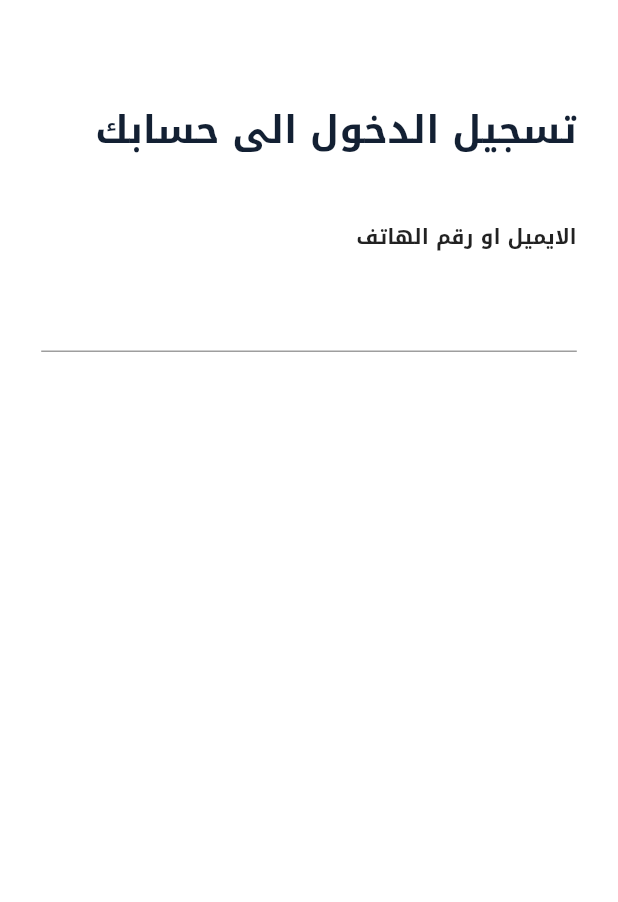
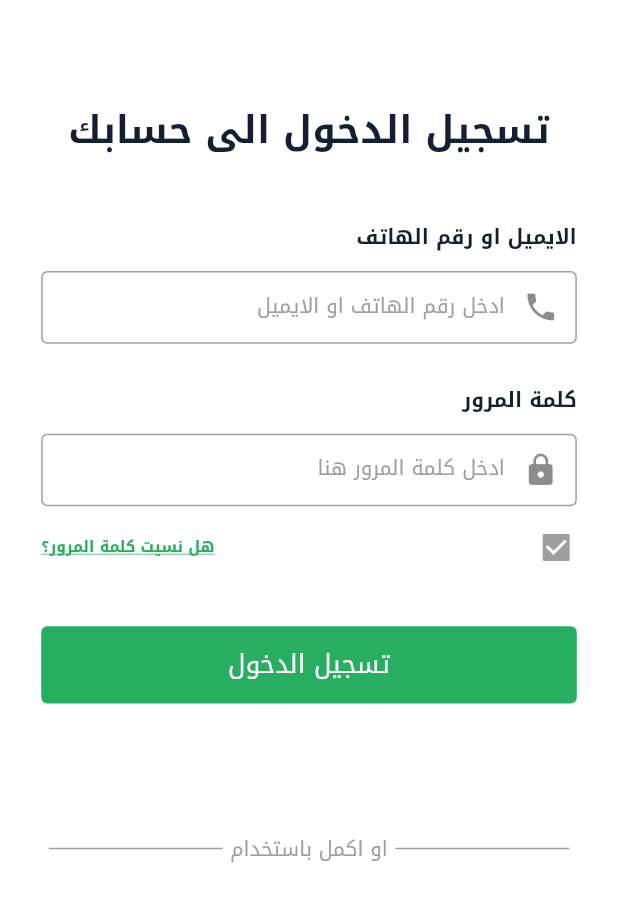
Before and after one commit to mohamedelbaz50/Harith_app, a Flutter app: the screen it shows after launch, on a phone screen of 412 x 824 dp. Shown: the top 902 px of the screen. Run offline on Flutter 3.47's test engine with Material 2 defaults, Android fonts, the phone set to English and light mode, and no system bars; our stand-ins replace flutter_screenutil, hexcolor.

Commit message:
login screen #2

```diff
--- a/lib/Core/Themes/light_theme.dart
+++ b/lib/Core/Themes/light_theme.dart
@@ -15,6 +15,7 @@ ThemeData lightTheme = ThemeData(
     primaryColor: HexColor("#27AE61"),
     fontFamily: "Droid Arabic",
     textTheme: TextTheme(
+        bodyText2: TextStyle(fontSize: 12.sp, color: Colors.grey),
         bodyText1: TextStyle(
             fontSize: 12.sp,
             fontWeight: FontWeight.bold,
--- a/lib/Features/Auth/Presentation/Pages/Login_Screen/login_screen.dart
+++ b/lib/Features/Auth/Presentation/Pages/Login_Screen/login_screen.dart
@@ -1,11 +1,16 @@
 import 'package:flutter/material.dart';
 import 'package:flutter_screenutil/flutter_screenutil.dart';
+import 'package:harith_app/Features/Auth/Presentation/Widgets/default_button.dart';
+import 'package:harith_app/Features/Auth/Presentation/Widgets/default_form_field.dart';
 
 class LoginScreen extends StatelessWidget {
   var formKey = GlobalKey<FormState>();
+  var emailOrPhoneController = TextEditingController();
+  var passwordController = TextEditingController();
   @override
   Widget build(BuildContext context) {
     double width = MediaQuery.of(context).size.width;
+    double height = MediaQuery.of(context).size.height;
     return Scaffold(
       body: SingleChildScrollView(
         child: Form(
@@ -14,7 +19,6 @@ class LoginScreen extends StatelessWidget {
             padding: EdgeInsets.all(width / 15),
             child: Center(
               child: Column(
-                crossAxisAlignment: CrossAxisAlignment.end,
                 children: [
                   SizedBox(
                     height: 30.h,
@@ -26,15 +30,93 @@ class LoginScreen extends StatelessWidget {
                   SizedBox(
                     height: 28.h,
                   ),
+                  Column(
+                    crossAxisAlignment: CrossAxisAlignment.start,
+                    children: [
                       Text(
                         "الايميل او رقم الهاتف",
-                    style:
-                        TextStyle(fontSize: 12.sp, fontWeight: FontWeight.bold),
+                        style: Theme.of(context).textTheme.bodyText1,
                       ),
                       const SizedBox(
                         height: 10,
                       ),
-                  TextFormField()
+                      defaultFormField(
+                          context: context,
+                          prefixIcon: Icons.phone,
+                          height: height,
+                          controller: emailOrPhoneController,
+                          inputType: TextInputType.emailAddress,
+                          hintText: "ادخل رقم الهاتف او الايميل"),
+                      SizedBox(
+                        height: 20.h,
+                      ),
+                      Text(
+                        "كلمة المرور",
+                        style: Theme.of(context).textTheme.bodyText1,
+                      ),
+                      const SizedBox(
+                        height: 10,
+                      ),
+                      defaultFormField(
+                          context: context,
+                          prefixIcon: Icons.lock,
+                          height: height,
+                          controller: passwordController,
+                          inputType: TextInputType.text,
+                          hintText: "ادخل كلمة المرور هنا"),
+                      Row(
+                        children: [
+                          Container(
+                              width: width / 15,
+                              height: height / 15,
+                              child: Checkbox(
+                                  activeColor: Colors.grey,
+                                  checkColor: Colors.white,
+                                  value: true,
+                                  onChanged: (value) {})),
+                          const Spacer(),
+                          Text(
+                            "هل نسيت كلمة المرور؟",
+                            style: TextStyle(
+                                fontSize: 9.sp,
+                                color: Theme.of(context).primaryColor,
+                                fontWeight: FontWeight.bold,
+                                decoration: TextDecoration.underline),
+                          ),
+                        ],
+                      ),
+                      SizedBox(
+                        height: 21.h,
+                      ),
+                      defaultButton(
+                          context: context,
+                          width: width,
+                          height: height / 16,
+                          onPressed: () {},
+                          color: Theme.of(context).primaryColor,
+                          text: "تسجيل الدخول"),
+                      SizedBox(
+                        height: 70.h,
+                      ),
+                      Row(
+                        children: [
+                          Expanded(
+                              child: Container(
+                            margin: const EdgeInsets.all(5),
+                            height: 1,
+                            color: Colors.grey,
+                          )),
+                          Text("او اكمل باستخدام"),
+                          Expanded(
+                              child: Container(
+                            margin: const EdgeInsets.all(5),
+                            height: 1,
+                            color: Colors.grey,
+                          )),
+                        ],
+                      )
+                    ],
+                  )
                 ],
               ),
             ),
--- /dev/null
+++ b/lib/Features/Auth/Presentation/Widgets/default_button.dart
@@ -0,0 +1,27 @@
+import 'package:flutter/material.dart';
+import 'package:flutter_screenutil/flutter_screenutil.dart';
+
+Widget defaultButton(
+    {required BuildContext context,
+    required double width,
+    required double height,
+    required Function onPressed,
+    required Color color,
+    required String text}) {
+  return Container(
+      decoration:
+          BoxDecoration(borderRadius: BorderRadius.circular(4), color: color),
+      width: width,
+      height: height,
+      child: TextButton(
+          onPressed: () {
+            onPressed();
+          },
+          child: Text(
+            text,
+            style: TextStyle(
+              fontSize: 15.sp,
+              color: Colors.white,
+            ),
+          )));
+}
--- /dev/null
+++ b/lib/Features/Auth/Presentation/Widgets/default_form_field.dart
@@ -0,0 +1,24 @@
+import 'package:flutter/material.dart';
+import 'package:hexcolor/hexcolor.dart';
+
+Widget defaultFormField(
+    {required BuildContext context,
+    required IconData prefixIcon,
+    required double height,
+    required var controller,
+    required TextInputType inputType,
+    required String hintText}) {
+  return SizedBox(
+    height: height / 17,
+    child: TextFormField(
+      controller: controller,
+      keyboardType: inputType,
+      decoration: InputDecoration(
+          prefixIcon: Icon(prefixIcon),
+          border: OutlineInputBorder(
+              borderSide: BorderSide(color: HexColor("#707070B3"))),
+          hintText: hintText,
+          hintStyle: Theme.of(context).textTheme.bodyText2),
+    ),
+  );
+}
--- a/lib/main.dart
+++ b/lib/main.dart
@@ -20,6 +20,10 @@ class MyApp extends StatelessWidget {
         builder: (context, child) {
           return MaterialApp(
             debugShowCheckedModeBanner: false,
+            builder: (context, child) {
+              return Directionality(
+                  textDirection: TextDirection.rtl, child: child!);
+            },
             theme: lightTheme,
             home: LoginScreen(),
           );
```
Lines whose indentation alone changed are shown as unchanged.
